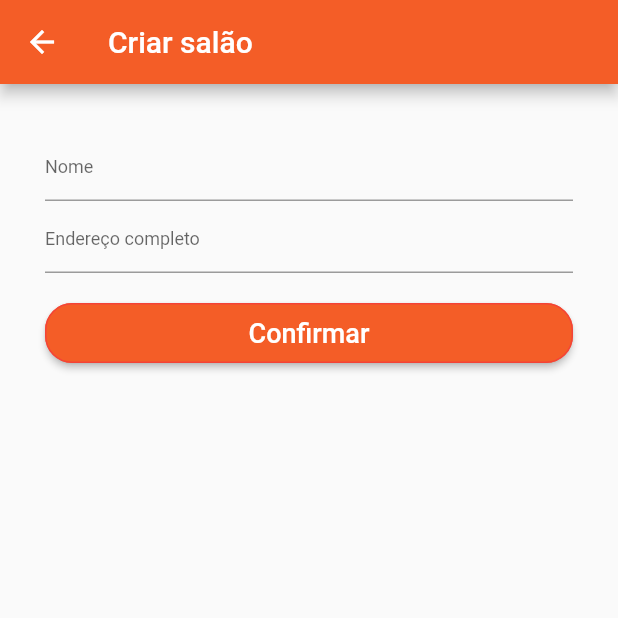
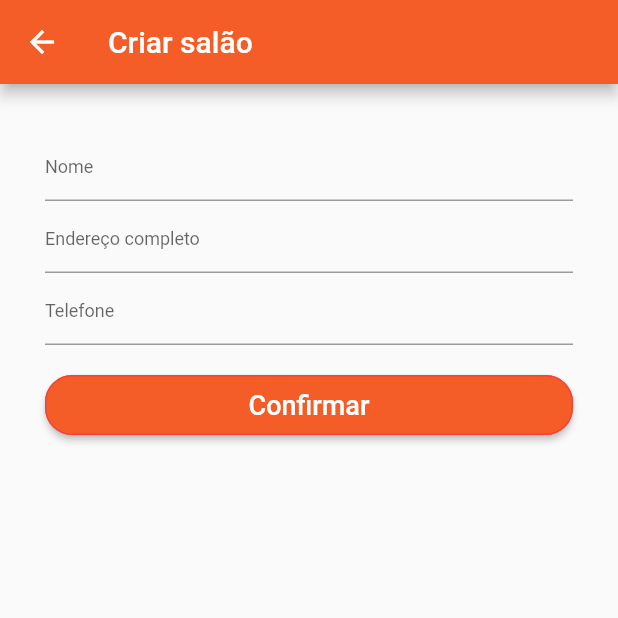
Before and after one commit to NikFG/Cortai, a Flutter app: the EditarSalao screen opened directly with empty values, on a phone screen of 412 x 824 dp, the top half of it. Run offline on Flutter 3.47's test engine with Material 2 defaults, Android fonts, the phone set to English and light mode, and no system bars; our stand-ins replace badges, carousel_slider, cloud_firestore, firebase_auth, firebase_messaging, firebase_storage and 5 more; missing offline and left inert: flutter_auth_buttons; accounts and stored records are empty; network calls fail.

Commit message:
Melhorias no desempenho do app. Ligação telefônica para salão

```diff
--- a/lib/Dados/salao_dados.dart
+++ b/lib/Dados/salao_dados.dart
@@ -1,23 +1,25 @@
 import 'package:cloud_firestore/cloud_firestore.dart';
-
 
 class SalaoDados {
   String id;
   String nome;
   String endereco;
+  String telefone;
 
   SalaoDados();
 
   SalaoDados.fromDocument(DocumentSnapshot snapshot) {
     id = snapshot.documentID;
-    nome = snapshot.data["nome"];
-    endereco = snapshot.data["endereco"];
+    nome = snapshot.data['nome'];
+    endereco = snapshot.data['endereco'];
+    telefone = snapshot.data['telefone'];
   }
 
   Map<String, dynamic> toMap() {
     return {
       "nome": nome,
       "endereco": endereco,
+      "telefone": telefone,
     };
   }
 
--- a/lib/Telas/confirmar_tela.dart
+++ b/lib/Telas/confirmar_tela.dart
@@ -14,13 +14,13 @@ class ConfirmarTela extends StatelessWidget {
       child: ScopedModelDescendant<LoginModelo>(
         builder: (context, child, model) {
           return Material(
-            child: FutureBuilder<QuerySnapshot>(
-                future: Firestore.instance
+            child: StreamBuilder<QuerySnapshot>(
+                stream: Firestore.instance
                     .collection("horarios")
                     .where('confirmado', isEqualTo: false)
                     .where('ocupado', isEqualTo: true)
                     .where('cabelereiro', isEqualTo: model.dados['uid'])
-                    .getDocuments(),
+                    .snapshots(),
                 builder: (context, snapshot) {
                   if (!snapshot.hasData) {
                     return Center(
--- a/lib/Telas/editar_salao_tela.dart
+++ b/lib/Telas/editar_salao_tela.dart
@@ -3,6 +3,7 @@ import 'package:agendacabelo/Telas/home_tela.dart';
 import 'package:cloud_firestore/cloud_firestore.dart';
 import 'package:flushbar/flushbar_helper.dart';
 import 'package:flutter/material.dart';
+import 'package:flutter_masked_text/flutter_masked_text.dart';
 
 class EditarSalao extends StatefulWidget {
   final String salao;
@@ -16,8 +17,9 @@ class EditarSalao extends StatefulWidget {
 
 class _EditarSalaoState extends State<EditarSalao> {
   final _formKey = GlobalKey<FormState>();
-  TextEditingController _nomeController = TextEditingController();
-  TextEditingController _enderecoController = TextEditingController();
+  var _nomeController = TextEditingController();
+  var _enderecoController = TextEditingController();
+  var _telefoneController = MaskedTextController(mask: '(00) 0 0000-0000');
   SalaoDados dados = SalaoDados();
 
   @override
@@ -51,6 +53,12 @@ class _EditarSalaoState extends State<EditarSalao> {
                   hintText: 'Endereço completo',
                   hintStyle: TextStyle(fontSize: 12)),
             ),
+            TextFormField(
+              controller: _telefoneController,
+              keyboardType: TextInputType.number,
+              decoration: InputDecoration(
+                  hintText: 'Telefone', hintStyle: TextStyle(fontSize: 12)),
+            ),
             SizedBox(
               height: 20,
             ),
@@ -63,6 +71,7 @@ class _EditarSalaoState extends State<EditarSalao> {
                   if (_formKey.currentState.validate()) {
                     dados.nome = _nomeController.text;
                     dados.endereco = _enderecoController.text;
+                    dados.telefone = _telefoneController.text;
                     if (dados.id == null) {
                       await Firestore.instance
                           .collection('saloes')
@@ -131,6 +140,7 @@ class _EditarSalaoState extends State<EditarSalao> {
         dados = SalaoDados.fromDocument(doc);
         _nomeController.text = dados.nome;
         _enderecoController.text = dados.endereco;
+        _telefoneController.text = dados.telefone;
       }
     });
   }
--- a/lib/Telas/marcado_tela.dart
+++ b/lib/Telas/marcado_tela.dart
@@ -16,6 +16,7 @@ class MarcadoTela extends StatelessWidget {
               future: Firestore.instance
                   .collection('horarios')
                   .where('cliente', isEqualTo: model.dados['uid'])
+                  .where('ocupado', isEqualTo: true)
                   .getDocuments(),
               builder: (context, snapshot) {
                 if (!snapshot.hasData) {
@@ -39,6 +40,4 @@ class MarcadoTela extends StatelessWidget {
       ),
     );
   }
-
-
 }
--- a/lib/Telas/salao_tela.dart
+++ b/lib/Telas/salao_tela.dart
@@ -36,4 +36,5 @@ class SalaoTela extends StatelessWidget {
       ),
     );
   }
+
 }
--- a/lib/Tiles/salao_tile.dart
+++ b/lib/Tiles/salao_tile.dart
@@ -1,6 +1,7 @@
 import 'package:agendacabelo/Dados/salao_dados.dart';
 import 'package:agendacabelo/Telas/marcar_tela.dart';
 import 'package:flutter/material.dart';
+import 'package:url_launcher/url_launcher.dart';
 
 class SalaoTile extends StatelessWidget {
   final SalaoDados salao;
@@ -11,8 +12,8 @@ class SalaoTile extends StatelessWidget {
   Widget build(BuildContext context) {
     return InkWell(
         onTap: () {
-          Navigator.of(context).push(
-              MaterialPageRoute(builder: (context) => MarcarTela(this.salao.id)));
+          Navigator.of(context).push(MaterialPageRoute(
+              builder: (context) => MarcarTela(this.salao.id)));
         },
         child: Card(
           color: Colors.deepOrange[300],
@@ -78,8 +79,32 @@ class SalaoTile extends StatelessWidget {
         builder: (context) {
           return AlertDialog(
             title: Text("Mais informações"),
-            content: Text(salao.endereco),
+            content: Text("${salao.endereco}"),
+            actions: <Widget>[
+              FlatButton(
+                onPressed: () {
+                  Navigator.of(context).pop();
+                },
+                child: Text("Cancelar"),
+              ),
+              FlatButton(
+                onPressed: () {
+                  _ligacaoTelefone("tel:" + salao.telefone);
+                },
+                child: Text("Ligar para salão"),
+              ),
+            ],
           );
         });
   }
+
+  _ligacaoTelefone(String telefone) async {
+    if (await canLaunch(telefone)) {
+      await launch(telefone);
+    } else {
+      throw 'Could not launch $telefone';
+    }
+  }
+
+
 }
--- a/pubspec.yaml
+++ b/pubspec.yaml
@@ -39,10 +39,11 @@ dependencies:
   flutter_icons: ^1.0.0+1
   flutter_launcher_icons: ^0.7.4
   flutter_masked_text: ^0.8.0
+  google_sign_in: ^4.4.1
   image_picker: ^0.6.5+2
   intl: ^0.16.0
-  google_sign_in: ^4.4.1
   scoped_model: ^1.0.1
+  url_launcher: ^5.4.5
 
 dev_dependencies:
   flutter_test:
```
Also changed, not shown: lib/Dados/cabelereiro_dados.dart (+5 -7 lines).
